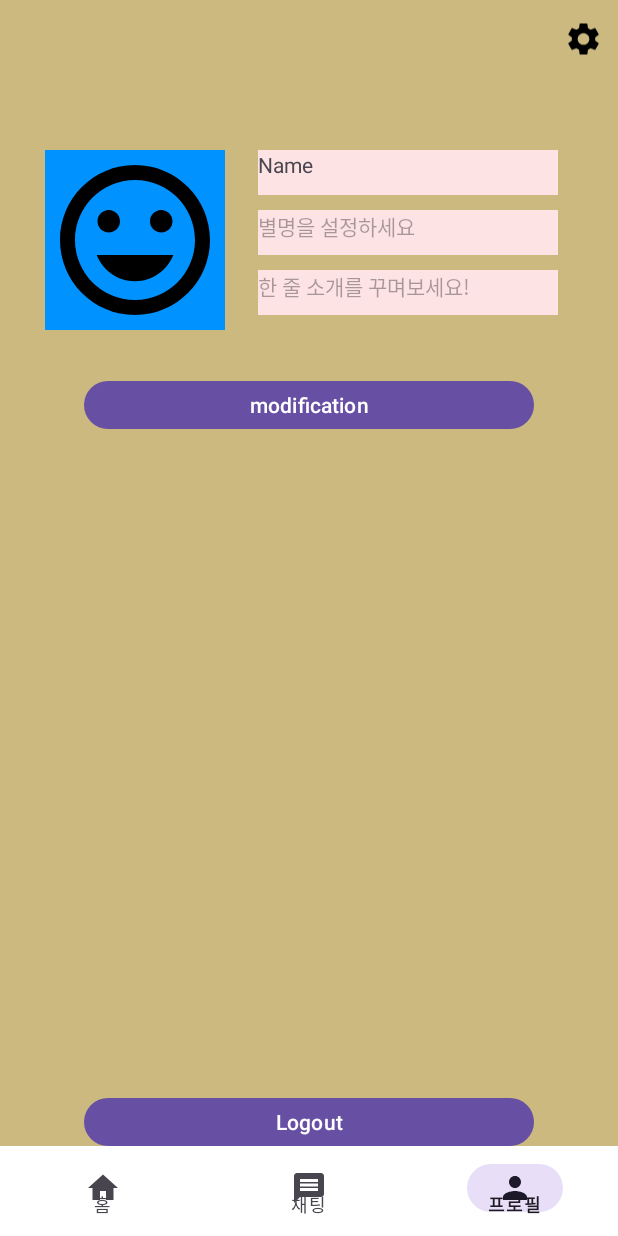
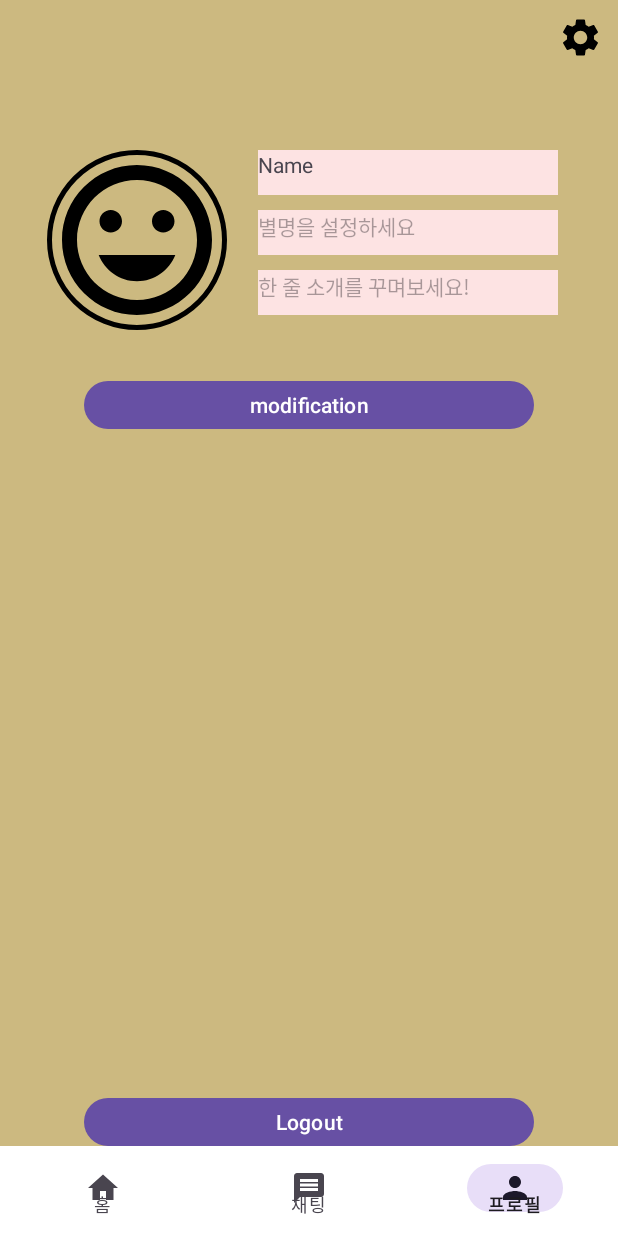
Before and after one commit to Cheonilyeong/Android-Programming-Final-Project, an Android app: the screen it shows after launch once a user with an empty profile is signed in (MainActivity), item 3 of the bottom bar chosen, on a phone screen of 412 x 824 dp. Run offline under Robolectric (Android 15) with nearby library versions, the light colour scheme and no system bars; our stand-ins replace CircleImageView, Firebase (no records; nobody signed in at launch, a user with empty details on screens opened directly).

Commit message:
Add ProfileImage

```diff
--- a/app/src/main/AndroidManifest.xml
+++ b/app/src/main/AndroidManifest.xml
@@ -1,6 +1,8 @@
 <?xml version="1.0" encoding="utf-8"?>
 <manifest xmlns:android="http://schemas.android.com/apk/res/android"
     xmlns:tools="http://schemas.android.com/tools">
+    <!-- 스토리지 접근 권한 허용 -->
+    <uses-permission android:name="android.permission.READ_EXTERNAL_STORAGE"/>
 
     <application
         android:allowBackup="true"
--- a/app/src/main/java/hansung/ac/kr/androidprogrammingproject/ui/profile/ProfileFragment.java
+++ b/app/src/main/java/hansung/ac/kr/androidprogrammingproject/ui/profile/ProfileFragment.java
@@ -1,32 +1,34 @@
 package hansung.ac.kr.androidprogrammingproject.ui.profile;
 
 import android.content.Intent;
+import android.net.Uri;
 import android.os.Bundle;
 import android.util.Log;
 import android.view.LayoutInflater;
 import android.view.View;
 import android.view.ViewGroup;
 import android.widget.Button;
-import android.widget.ImageView;
 import android.widget.TextView;
 
 import androidx.annotation.NonNull;
 import androidx.fragment.app.Fragment;
 import androidx.lifecycle.ViewModelProvider;
 
+import com.bumptech.glide.Glide;
+import com.google.android.gms.tasks.OnFailureListener;
+import com.google.android.gms.tasks.OnSuccessListener;
 import com.google.firebase.auth.FirebaseAuth;
 import com.google.firebase.auth.FirebaseUser;
-import com.google.firebase.auth.UserInfo;
 import com.google.firebase.database.DataSnapshot;
 import com.google.firebase.database.DatabaseError;
 import com.google.firebase.database.DatabaseReference;
 import com.google.firebase.database.FirebaseDatabase;
 import com.google.firebase.database.ValueEventListener;
+import com.google.firebase.storage.FirebaseStorage;
+import com.google.firebase.storage.StorageReference;
 
-import org.w3c.dom.Text;
-
+import de.hdodenhof.circleimageview.CircleImageView;
 import hansung.ac.kr.androidprogrammingproject.LoginActivity;
-import hansung.ac.kr.androidprogrammingproject.MainActivity;
 import hansung.ac.kr.androidprogrammingproject.ModificationActivity;
 import hansung.ac.kr.androidprogrammingproject.R;
 import hansung.ac.kr.androidprogrammingproject.UserAccount;
@@ -37,19 +39,19 @@ public class ProfileFragment extends Fragment {
     private FirebaseAuth firebaseAuth;          // 파이어베이스 인증처리
     private FirebaseUser firebaseUser;
     private DatabaseReference databaseRef;      // 실시간 데이터 베이스
-    private DatabaseReference userRef;
+    private FirebaseStorage storage;
+    private StorageReference storageRef;
 
     private FragmentProfileBinding binding;
 
     // User Profile
-    private ImageView iv_userImage;
     private TextView tv_userName;
     private TextView tv_userNickname;
     private TextView tv_userInformation;
+    private CircleImageView iv_userImage;
 
     public View onCreateView(@NonNull LayoutInflater inflater,
                              ViewGroup container, Bundle savedInstanceState) {
-        // ?
         ProfileViewModel profileViewModel =
                 new ViewModelProvider(this).get(ProfileViewModel.class);
         // ProfileFragment 바인딩
@@ -67,26 +69,32 @@ public class ProfileFragment extends Fragment {
 
         databaseRef = FirebaseDatabase.getInstance().getReference("project").child("UserAccount");
 
+        storage = FirebaseStorage.getInstance();
+        storageRef = storage.getReference();
+
         if (firebaseUser != null) {
             String currentUserId = firebaseUser.getUid(); // 현재 로그인한 사용자의 UID
 
             Log.d("Profile", "Get FirebaseUser");
-            // 현재 로그인한 사용자의 정보를 Database에서 읽어옵니다.
+            // 현재 로그인한 사용자의 정보를 Database에서 읽어오기
             databaseRef.child(currentUserId).addValueEventListener(new ValueEventListener() {
                 @Override
                 public void onDataChange(DataSnapshot dataSnapshot) {
-                    UserAccount userAccount = dataSnapshot.getValue(UserAccount.class);
+                    UserAccount account = dataSnapshot.getValue(UserAccount.class);
 
                     // 로그인한 사용자의 정보를 활용합니다.
-                    if (userAccount != null) {
-                        String email = userAccount.getEmail();
-                        String nickname = userAccount.getNickName();
-                        String information = userAccount.getInformation();
+                    if (account != null) {
+                        String email = account.getEmail();
+                        String nickname = account.getNickName();
+                        String information = account.getInformation();
+                        String imageUrl = account.getImageURL();
+                        // 예: 화면에 사용자 정보를 표시
+                        Log.d("UserInfo", "Email: " + email + ", Nickname: " + nickname + ", Information: " + information + ", ImageUri: " + imageUrl);
+
+                        downloadImage(imageUrl);
                         tv_userName.setText(email);
                         tv_userNickname.setText(nickname);
                         tv_userInformation.setText(information);
-                        // 예: 화면에 사용자 정보를 표시
-                        Log.d("UserInfo", "Email: " + email + ", Nickname: " + nickname + ", Information: " + information);
                     }
                 }
                 @Override
@@ -123,6 +131,31 @@ public class ProfileFragment extends Fragment {
         return root;
     }
 
+    // 이미지 로드
+    public void downloadImage(String imageUrl) {
+        StorageReference imageRef = storageRef.child(imageUrl);
+        imageRef.getDownloadUrl().addOnSuccessListener(new OnSuccessListener<Uri>() {
+            @Override
+            public void onSuccess(Uri uri) {
+                // 다운로드 URL이 성공적으로 가져와졌을 때
+                // uri.toString()을 사용하여 이미지의 URL을 가져올 수 있습니다.
+                loadImageIntoImageView(uri.toString());
+            }
+        }).addOnFailureListener(new OnFailureListener() {
+            @Override
+            public void onFailure(@NonNull Exception exception) {
+                // URL을 가져오는 데 실패했을 때의 처리
+                // 기본 사진으로
+            }
+        });
+    }
+    // 이미지 저장
+    public void loadImageIntoImageView(String imageUrl) {
+
+        Glide.with(this)
+                .load(imageUrl)
+                .into(iv_userImage);
+    }
     @Override
     public void onDestroyView() {
         super.onDestroyView();
--- a/app/src/main/res/layout/fragment_profile.xml
+++ b/app/src/main/res/layout/fragment_profile.xml
@@ -6,10 +6,23 @@
     android:layout_height="match_parent"
     android:background="#CCB980">
 
+    <de.hdodenhof.circleimageview.CircleImageView
+        android:id="@+id/iv_userImage"
+        android:layout_width="120dp"
+        android:layout_height="120dp"
+        android:layout_marginTop="100dp"
+        android:layout_marginEnd="230dp"
+        android:src="@drawable/baseline_tag_faces_24"
+        app:civ_border_color="#FF000000"
+        app:civ_border_width="3dp"
+        app:layout_constraintEnd_toEndOf="parent"
+        app:layout_constraintStart_toStartOf="parent"
+        app:layout_constraintTop_toTopOf="parent" />
+
     <ImageView
         android:id="@+id/iv_setting"
-        android:layout_width="26dp"
-        android:layout_height="32dp"
+        android:layout_width="30dp"
+        android:layout_height="30dp"
         android:layout_margin="10dp"
         android:layout_marginTop="10dp"
         android:layout_marginEnd="10dp"
@@ -35,20 +48,6 @@
         app:layout_constraintBottom_toBottomOf="parent"
         app:layout_constraintEnd_toEndOf="parent"
         app:layout_constraintStart_toStartOf="parent" />
-
-    <ImageView
-        android:id="@+id/iv_userImage"
-        android:layout_width="120dp"
-        android:layout_height="120dp"
-        android:layout_marginStart="30dp"
-        android:layout_marginTop="100dp"
-        android:background="#0092FF"
-        android:src="@drawable/baseline_tag_faces_24"
-        android:scaleType="fitXY"
-        app:layout_constraintStart_toStartOf="parent"
-        app:layout_constraintTop_toTopOf="parent" />
-        <!-- tools:srcCompat="@tools:sample/avatars" -->
-
 
     <TextView
         android:id="@+id/tv_name"
```
Also changed, not shown: app/build.gradle.kts (+10 -1 lines), app/src/main/java/hansung/ac/kr/androidprogrammingproject/ModificationActivity.java (+108 -26 lines), app/src/main/java/hansung/ac/kr/androidprogrammingproject/UserAccount.java (+7 -1 lines), app/src/main/res/layout/activity_modification.xml (+26 -4 lines).
